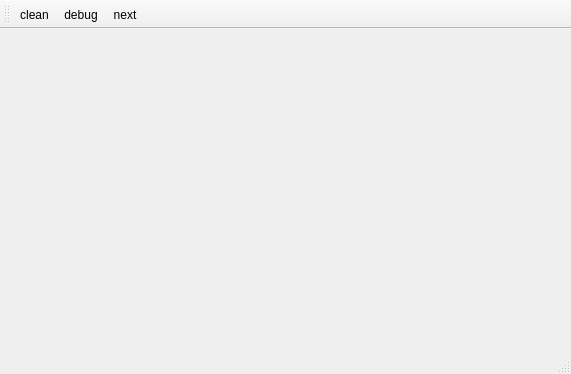
Above: gui/ui/mainwindow.ui from oleglite/giis before the change. Below: the same form after it.
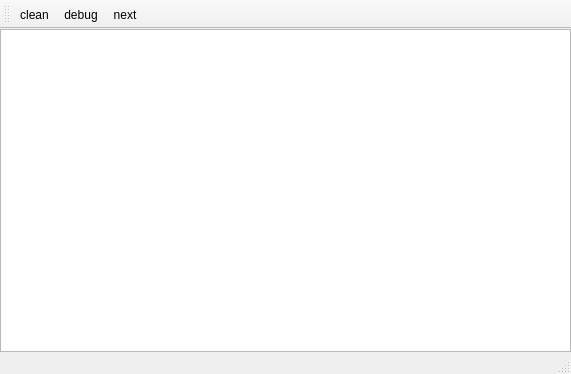
That is the form after the change. Icons and pictures are not drawn.

```diff
--- a/gui/ui/mainwindow.ui
+++ b/gui/ui/mainwindow.ui
@@ -13,7 +13,38 @@
   <property name="windowTitle">
    <string>MainWindow</string>
   </property>
-  <widget class="QWidget" name="centralwidget"/>
+  <widget class="QWidget" name="centralwidget">
+   <property name="sizePolicy">
+    <sizepolicy hsizetype="Fixed" vsizetype="Preferred">
+     <horstretch>0</horstretch>
+     <verstretch>0</verstretch>
+    </sizepolicy>
+   </property>
+   <layout class="QHBoxLayout" name="horizontalLayout">
+    <property name="spacing">
+     <number>0</number>
+    </property>
+    <property name="margin">
+     <number>0</number>
+    </property>
+    <item>
+     <widget class="QTextBrowser" name="debugTextBrowser">
+      <property name="sizePolicy">
+       <sizepolicy hsizetype="Expanding" vsizetype="Expanding">
+        <horstretch>0</horstretch>
+        <verstretch>0</verstretch>
+       </sizepolicy>
+      </property>
+      <property name="lineWidth">
+       <number>0</number>
+      </property>
+      <property name="acceptRichText">
+       <bool>false</bool>
+      </property>
+     </widget>
+    </item>
+   </layout>
+  </widget>
   <widget class="QMenuBar" name="menubar">
    <property name="geometry">
     <rect>
```
